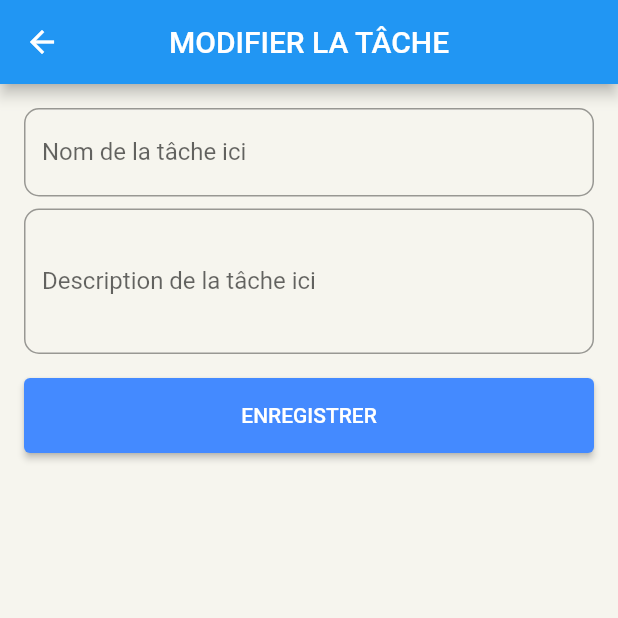
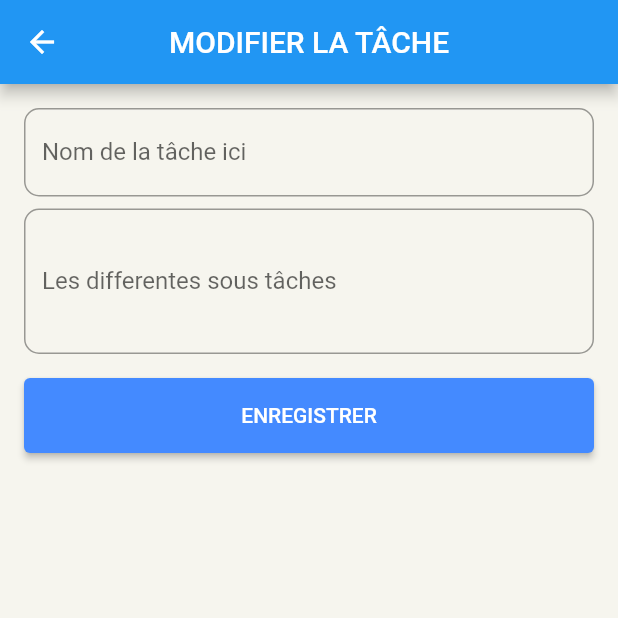
Before and after one commit to ISSIAGA-CONDE224/todo-app-firebase, a Flutter app: the EditTodoPage screen opened directly with empty values, on a phone screen of 412 x 824 dp, the top half of it. Run offline on Flutter 3.47's test engine with Material 2 defaults, Android fonts, the phone set to English and light mode, and no system bars; our stand-ins replace cloud_firestore, firebase_core, flutter_slidable; accounts and stored records are empty.

Commit message:
finir totalement le projet

```diff
--- a/lib/api/firebase_api.dart
+++ b/lib/api/firebase_api.dart
@@ -3,6 +3,9 @@ import 'package:todo_app_firestore_example/model/todo.dart';
 import 'package:todo_app_firestore_example/utils.dart';
 
 class FirebaseApi {
+//toutes mes logiques sont ici qui me permetront de communiquer avec firebase et mon provider
+
+  //cette fonction est appelée lorsque le bouton enregistrer est declencher
   static Future<String> createTodo(Todo todo) async {
     final docTodo =
         FirebaseFirestore.instance.collection('todo').doc(); //instance firebase
--- a/lib/model/todo.dart
+++ b/lib/model/todo.dart
@@ -22,6 +22,7 @@ class Todo {
     this.id,
     this.isDone = false,
   });
+  //La transformation des données de firebase vers lapplication
   static Todo fromJson(Map<String, dynamic> json) => Todo(
         createdTime: Utils.toDateTime(json['createdTime']),
         title: json['title'],
@@ -29,7 +30,7 @@ class Todo {
         id: json['id'],
         isDone: json['isDone'],
       );
-
+//La transformation des données de l'application vers fire base
   Map<String, dynamic> toJson() => {
         'createdTime': Utils.fromDateTimeToJson(createdTime),
         'title': title,
--- a/lib/widget/todo_form_widget.dart
+++ b/lib/widget/todo_form_widget.dart
@@ -60,7 +60,7 @@ class TodoFormWidget extends StatelessWidget {
               const Radius.circular(10.0),
             ),
           ),
-          labelText: 'Description de la tâche ici',
+          labelText: 'Les differentes sous tâches',
         ),
       );
 
```
Also changed, not shown: lib/widget/todo_widget.dart (+6 -4 lines).
